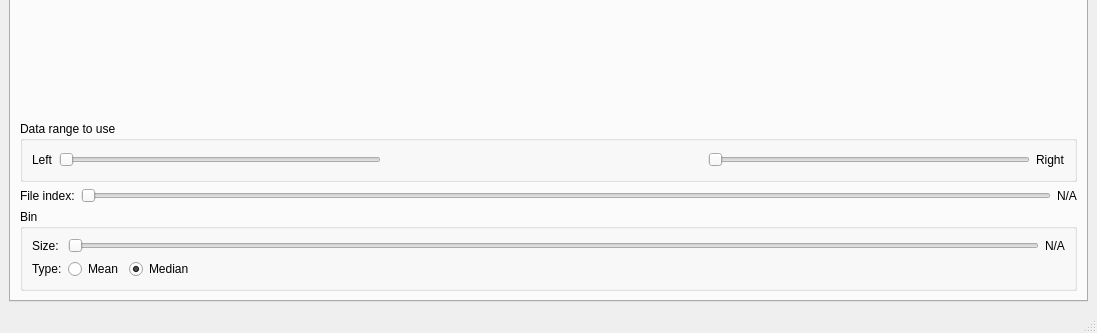
Before: the Qt Designer form notebooks/ui/ui_wave_front_dynamics.ui in neutronimaging/python_notebooks, drawn with Qt 5; both pictures show x 0 to 1097 and y 505 to 838 of the 1097 by 838 pixel window.
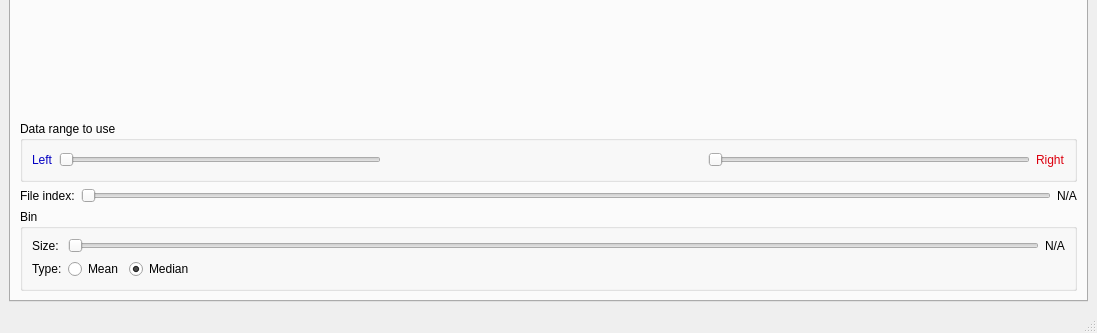
After: the same form once the commit is applied.

```diff
--- a/notebooks/ui/ui_wave_front_dynamics.ui
+++ b/notebooks/ui/ui_wave_front_dynamics.ui
@@ -43,6 +43,43 @@
           <layout class="QHBoxLayout" name="horizontalLayout_8">
            <item>
             <widget class="QLabel" name="label_3">
+             <property name="palette">
+              <palette>
+               <active>
+                <colorrole role="WindowText">
+                 <brush brushstyle="SolidPattern">
+                  <color alpha="255">
+                   <red>3</red>
+                   <green>0</green>
+                   <blue>194</blue>
+                  </color>
+                 </brush>
+                </colorrole>
+               </active>
+               <inactive>
+                <colorrole role="WindowText">
+                 <brush brushstyle="SolidPattern">
+                  <color alpha="255">
+                   <red>3</red>
+                   <green>0</green>
+                   <blue>194</blue>
+                  </color>
+                 </brush>
+                </colorrole>
+               </inactive>
+               <disabled>
+                <colorrole role="WindowText">
+                 <brush brushstyle="SolidPattern">
+                  <color alpha="255">
+                   <red>127</red>
+                   <green>127</green>
+                   <blue>127</blue>
+                  </color>
+                 </brush>
+                </colorrole>
+               </disabled>
+              </palette>
+             </property>
              <property name="text">
               <string>Left</string>
              </property>
@@ -77,6 +114,43 @@
            </item>
            <item>
             <widget class="QLabel" name="label_5">
+             <property name="palette">
+              <palette>
+               <active>
+                <colorrole role="WindowText">
+                 <brush brushstyle="SolidPattern">
+                  <color alpha="255">
+                   <red>220</red>
+                   <green>0</green>
+                   <blue>14</blue>
+                  </color>
+                 </brush>
+                </colorrole>
+               </active>
+               <inactive>
+                <colorrole role="WindowText">
+                 <brush brushstyle="SolidPattern">
+                  <color alpha="255">
+                   <red>220</red>
+                   <green>0</green>
+                   <blue>14</blue>
+                  </color>
+                 </brush>
+                </colorrole>
+               </inactive>
+               <disabled>
+                <colorrole role="WindowText">
+                 <brush brushstyle="SolidPattern">
+                  <color alpha="255">
+                   <red>127</red>
+                   <green>127</green>
+                   <blue>127</blue>
+                  </color>
+                 </brush>
+                </colorrole>
+               </disabled>
+              </palette>
+             </property>
              <property name="text">
               <string>Right</string>
              </property>
```
